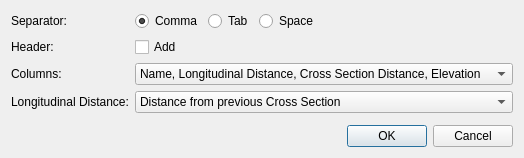
The window that libs/geodata/riversurvey/geodatariversurveyhonryuexportersettingdialog.ui (i-RIC/prepost-gui) describes before a commit, drawn with Qt 5.
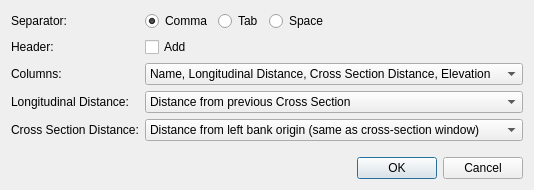
The same window after the commit.

Commit message: Align LandXML and configurable HONRYU distances with the survey origin (B-3)

```diff
--- a/libs/geodata/riversurvey/geodatariversurveyhonryuexportersettingdialog.ui
+++ b/libs/geodata/riversurvey/geodatariversurveyhonryuexportersettingdialog.ui
@@ -7,7 +7,7 @@
     <x>0</x>
     <y>0</y>
     <width>489</width>
-    <height>158</height>
+    <height>190</height>
    </rect>
   </property>
   <property name="windowTitle">
@@ -130,6 +130,27 @@
        </item>
       </widget>
      </item>
+     <item row="4" column="0">
+      <widget class="QLabel" name="crossSectionDistanceLabel">
+       <property name="text">
+        <string>Cross Section Distance:</string>
+       </property>
+      </widget>
+     </item>
+     <item row="4" column="1">
+      <widget class="QComboBox" name="crossSectionDistanceComboBox">
+       <item>
+        <property name="text">
+         <string>Distance from left bank origin (same as cross-section window)</string>
+        </property>
+       </item>
+       <item>
+        <property name="text">
+         <string>Distance from first active point (legacy)</string>
+        </property>
+       </item>
+      </widget>
+     </item>
     </layout>
    </item>
    <item>
```
The commit also changes 8 other files.
